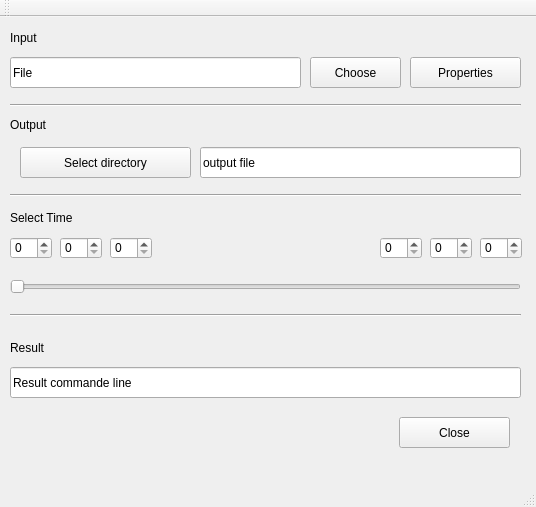
Above: HIM_Labo2-FFMPEG/mainwindow.ui from Supertrawn/H before the change. Below: the same form after it.
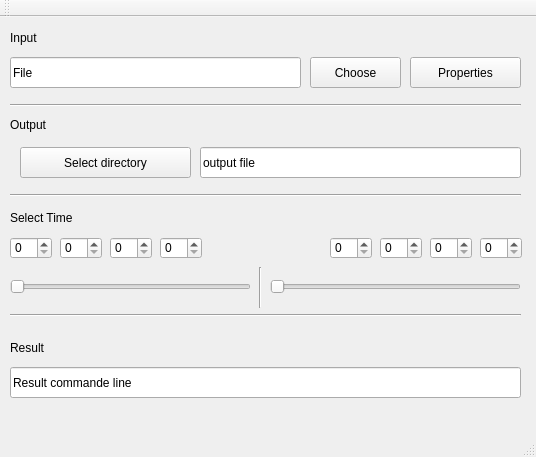
That is the form after the change.

```diff
--- a/HIM_Labo2-FFMPEG/mainwindow.ui
+++ b/HIM_Labo2-FFMPEG/mainwindow.ui
@@ -7,7 +7,7 @@
     <x>0</x>
     <y>0</y>
     <width>536</width>
-    <height>507</height>
+    <height>457</height>
    </rect>
   </property>
   <property name="windowTitle">
@@ -118,12 +118,12 @@
      <string>Select Time</string>
     </property>
    </widget>
-   <widget class="QSlider" name="timeSlider">
+   <widget class="QSlider" name="beginSlider">
     <property name="geometry">
      <rect>
       <x>10</x>
       <y>260</y>
-      <width>511</width>
+      <width>241</width>
       <height>20</height>
      </rect>
     </property>
@@ -157,19 +157,19 @@
      <enum>Qt::Horizontal</enum>
     </property>
    </widget>
+   <widget class="QSpinBox" name="hourBeginSelect">
+    <property name="geometry">
+     <rect>
+      <x>10</x>
+      <y>220</y>
+      <width>42</width>
+      <height>22</height>
+     </rect>
+    </property>
+   </widget>
    <widget class="QSpinBox" name="minBeginSelect">
     <property name="geometry">
      <rect>
-      <x>10</x>
-      <y>220</y>
-      <width>42</width>
-      <height>22</height>
-     </rect>
-    </property>
-   </widget>
-   <widget class="QSpinBox" name="secBeginSelect">
-    <property name="geometry">
-     <rect>
       <x>60</x>
       <y>220</y>
       <width>42</width>
@@ -177,7 +177,7 @@
      </rect>
     </property>
    </widget>
-   <widget class="QSpinBox" name="millBeginSelect">
+   <widget class="QSpinBox" name="secBeginSelect">
     <property name="geometry">
      <rect>
       <x>110</x>
@@ -187,7 +187,17 @@
      </rect>
     </property>
    </widget>
-   <widget class="QSpinBox" name="minEndSelect_2">
+   <widget class="QSpinBox" name="hourEndSelect">
+    <property name="geometry">
+     <rect>
+      <x>330</x>
+      <y>220</y>
+      <width>42</width>
+      <height>22</height>
+     </rect>
+    </property>
+   </widget>
+   <widget class="QSpinBox" name="minEndSelect">
     <property name="geometry">
      <rect>
       <x>380</x>
@@ -197,7 +207,7 @@
      </rect>
     </property>
    </widget>
-   <widget class="QSpinBox" name="secEndSelect_2">
+   <widget class="QSpinBox" name="secEndSelect">
     <property name="geometry">
      <rect>
       <x>430</x>
@@ -207,16 +217,6 @@
      </rect>
     </property>
    </widget>
-   <widget class="QSpinBox" name="millEndSelect_2">
-    <property name="geometry">
-     <rect>
-      <x>480</x>
-      <y>220</y>
-      <width>42</width>
-      <height>22</height>
-     </rect>
-    </property>
-   </widget>
    <widget class="Line" name="line_3">
     <property name="geometry">
      <rect>
@@ -256,17 +256,50 @@
      <string>Result commande line</string>
     </property>
    </widget>
-   <widget class="QPushButton" name="closeBt">
+   <widget class="QSlider" name="endSlider">
     <property name="geometry">
      <rect>
-      <x>399</x>
-      <y>400</y>
-      <width>111</width>
-      <height>31</height>
+      <x>270</x>
+      <y>260</y>
+      <width>251</width>
+      <height>20</height>
      </rect>
     </property>
-    <property name="text">
-     <string>Close</string>
+    <property name="orientation">
+     <enum>Qt::Horizontal</enum>
+    </property>
+   </widget>
+   <widget class="Line" name="line_4">
+    <property name="geometry">
+     <rect>
+      <x>250</x>
+      <y>250</y>
+      <width>20</width>
+      <height>41</height>
+     </rect>
+    </property>
+    <property name="orientation">
+     <enum>Qt::Vertical</enum>
+    </property>
+   </widget>
+   <widget class="QSpinBox" name="milliBeginSelect">
+    <property name="geometry">
+     <rect>
+      <x>160</x>
+      <y>220</y>
+      <width>42</width>
+      <height>22</height>
+     </rect>
+    </property>
+   </widget>
+   <widget class="QSpinBox" name="milliEndSelect">
+    <property name="geometry">
+     <rect>
+      <x>480</x>
+      <y>220</y>
+      <width>42</width>
+      <height>22</height>
+     </rect>
     </property>
    </widget>
   </widget>
@@ -276,7 +309,7 @@
      <x>0</x>
      <y>0</y>
      <width>536</width>
-     <height>20</height>
+     <height>22</height>
     </rect>
    </property>
   </widget>
```
